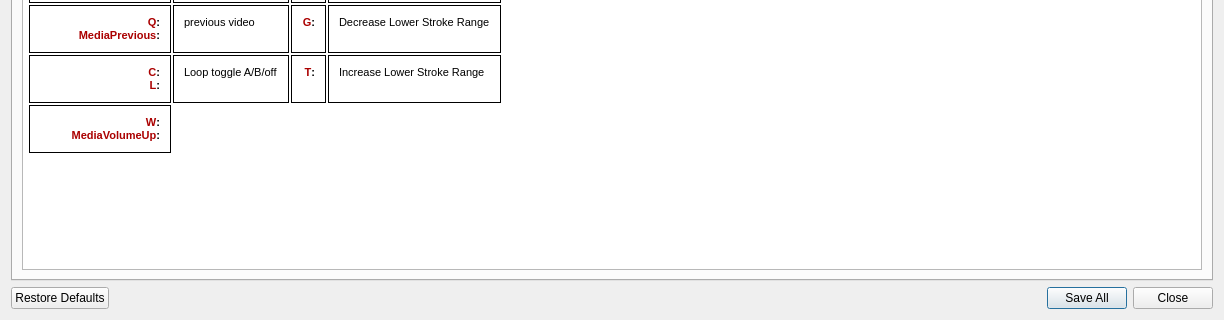
Above: src/settings.ui from jcfain/XTPlayer before the change; both pictures show x 0 to 1224 and y 298 to 618 of the 1224 by 618 pixel window. Below: the same form after it.
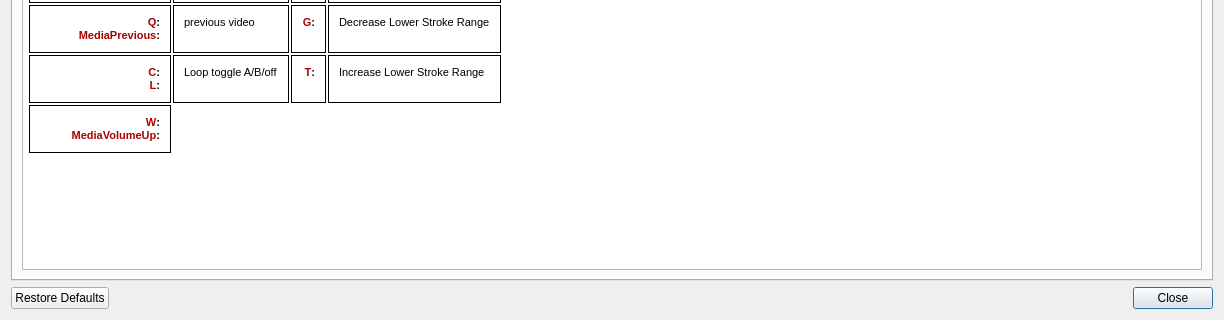
That is the form after the change. The open tabs and pages were chosen to show the change. Icons and pictures are not drawn.

Commit message: Adding interface to edit dlna linked scripts made the loop button remember the last loop range made settings fluch to disk on settings dialog close

```diff
--- a/src/settings.ui
+++ b/src/settings.ui
@@ -30,7 +30,7 @@
       <enum>Qt::Horizontal</enum>
      </property>
      <property name="standardButtons">
-      <set>QDialogButtonBox::Close|QDialogButtonBox::RestoreDefaults|QDialogButtonBox::SaveAll</set>
+      <set>QDialogButtonBox::Close|QDialogButtonBox::RestoreDefaults</set>
      </property>
      <property name="centerButtons">
       <bool>false</bool>
```
Left out of the diff: 2 changed lines with no effect on the pictures. The commit also changes 11 other files.
